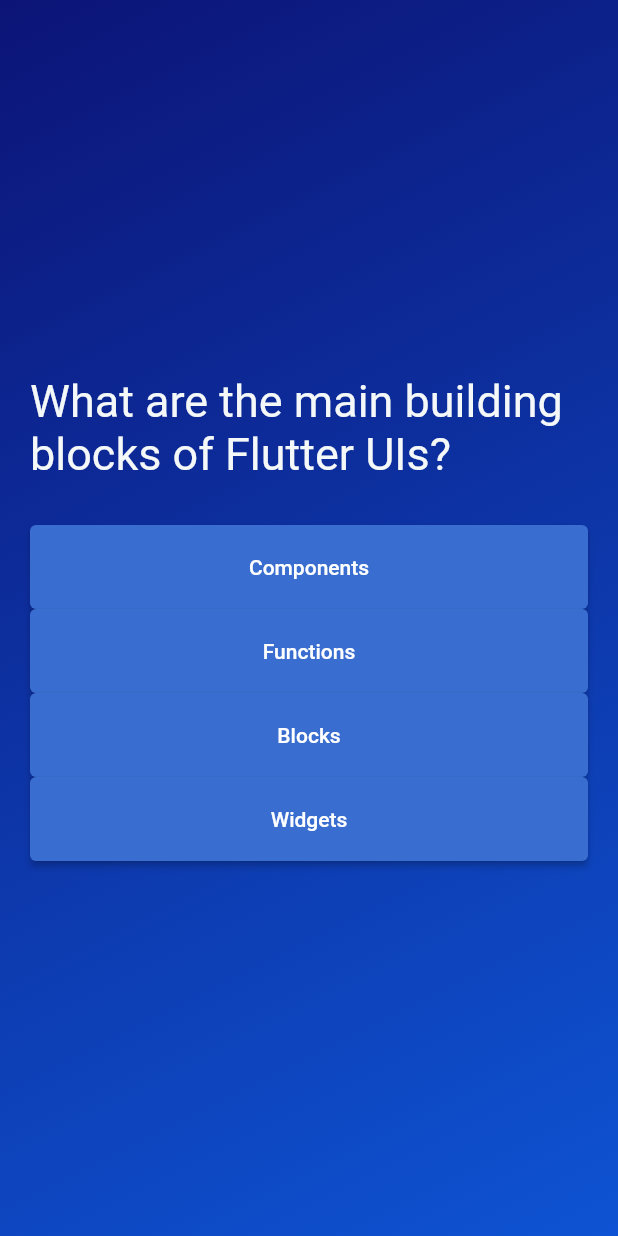
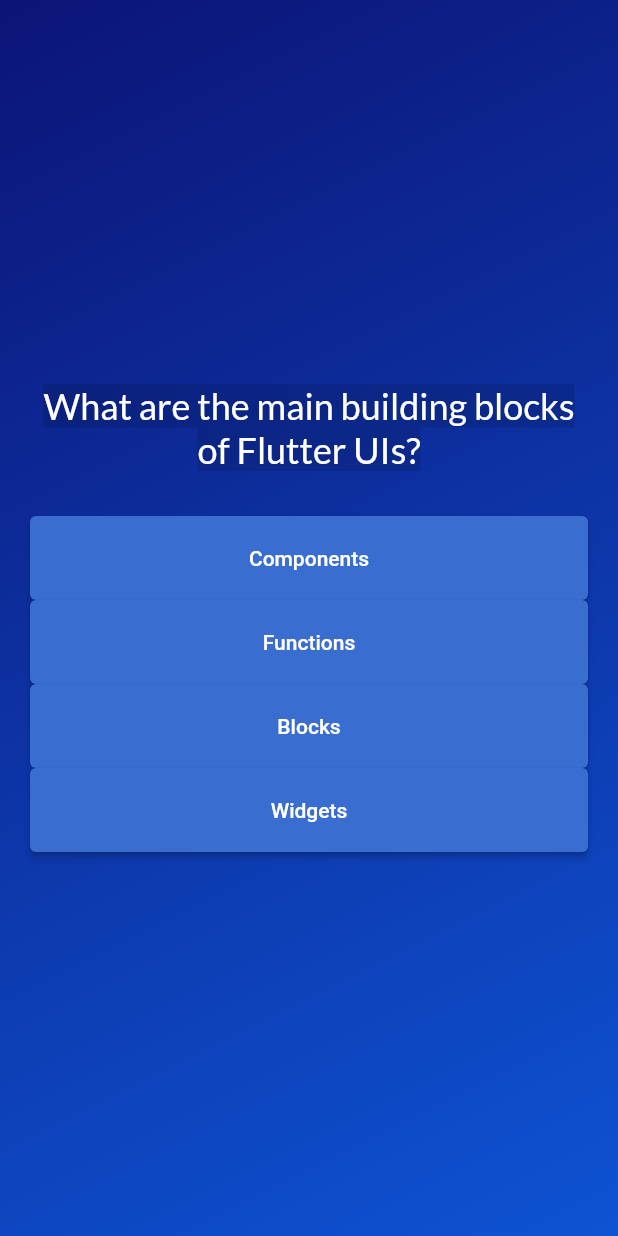
Before and after one commit to Vijay-Maramreddy/quiz_app, a Flutter app: the screen it shows after launch, after a tap on "Start Quiz", on a phone screen of 412 x 824 dp. Run offline on Flutter 3.47's test engine with Material 2 defaults, Android fonts, the phone set to English and light mode, and no system bars; our stand-ins replace google_fonts.

Commit message:
Adding shuffled answers

```diff
--- a/lib/answer_button.dart
+++ b/lib/answer_button.dart
@@ -14,7 +14,7 @@ class AnswerButton extends StatelessWidget{
           foregroundColor: Colors.white,
           fixedSize: const Size.fromWidth(400),
         ),
-        child: Text(answerText),
+        child: Text(answerText,textAlign: TextAlign.center,),
     );
   }
 }
--- a/lib/questions_screen.dart
+++ b/lib/questions_screen.dart
@@ -1,18 +1,29 @@
 import 'package:flutter/material.dart';
 import 'package:quiz_app/answer_button.dart';
 import 'package:quiz_app/data/questions.dart';
+import 'package:google_fonts/google_fonts.dart';
 
 class QuestionsScreen extends StatefulWidget{
-  const QuestionsScreen({super.key});
+  const QuestionsScreen({super.key,required this.onSelectAnswer,});
+  final void Function(String answer) onSelectAnswer;
   @override
   State<QuestionsScreen> createState(){
     return _QuestionsScreenState();
   }
 }
+
+
 class _QuestionsScreenState extends State<QuestionsScreen>{
+  var currentQuestionIndex=0;
+  void answerQuestion(String selectedAnswer ){
+    widget.onSelectAnswer(selectedAnswer);
+    setState(() {
+      currentQuestionIndex++;
+    });
+  }
   @override
   Widget build(context){
-    final currentQuestion=questions[0];
+    final currentQuestion=questions[currentQuestionIndex];
     return   SizedBox(
       width: double.infinity,
       child: Container(
@@ -22,14 +33,14 @@ class _QuestionsScreenState extends State<QuestionsScreen>{
           children: [
             Text(
               currentQuestion.text,
-              style: const TextStyle(
-                color: Color.fromARGB(255, 244, 248, 248),
-                fontSize: 30,
+              textAlign: TextAlign.center,
+              style: GoogleFonts.lato(
+                backgroundColor: Colors.black12,fontSize: 24,color: Colors.white
               ),
             ),
             const SizedBox(height: 30,),
             ...currentQuestion.getShuffledList().map((answer){
-              return  AnswerButton(answerText: answer,onTap:(){},);
+              return  AnswerButton(answerText: answer,onTap:(){answerQuestion(answer);},);
             })
           ],
         ),
--- a/lib/quiz.dart
+++ b/lib/quiz.dart
@@ -1,6 +1,7 @@
 import 'package:flutter/material.dart';
 import 'package:quiz_app/start_screem.dart';
 import 'package:quiz_app/questions_screen.dart';
+import 'package:quiz_app/data/questions.dart';
 class Quiz extends StatefulWidget{
   const Quiz({super.key});
   @override
@@ -10,6 +11,7 @@ class Quiz extends StatefulWidget{
 }
 
 class _QuizState extends State<Quiz>{
+  List<String> selectedAnswers=[];
   var activeScreen='Start-Screen';
 
   void switchScreen(){
@@ -17,12 +19,25 @@ class _QuizState extends State<Quiz>{
       activeScreen='Question-Screen';
     });
   }
+
+  void chooseAnswer(String answer)
+  {
+    selectedAnswers.add(answer);
+    if(selectedAnswers.length==questions.length)
+      {
+        setState(() {
+          selectedAnswers=[];
+          activeScreen='Start-Screen';
+        });
+      }
+  }
+
   @override
   Widget build(context){
     Widget ScreenWidget=StartScreen(switchScreen);
     if(activeScreen=='Question-Screen')
       {
-        ScreenWidget=const QuestionsScreen();
+        ScreenWidget= QuestionsScreen(onSelectAnswer:chooseAnswer);
       }
     return MaterialApp(
       home:Scaffold(
@@ -37,7 +52,7 @@ class _QuizState extends State<Quiz>{
               end: Alignment.bottomRight,
             ),
           ),
-          child: activeScreen=='Start-Screen'?StartScreen(switchScreen):const QuestionsScreen(),
+          child: ScreenWidget,
         ),
       ),
     );
--- a/pubspec.yaml
+++ b/pubspec.yaml
@@ -35,6 +35,7 @@ dependencies:
   # The following adds the Cupertino Icons font to your application.
   # Use with the CupertinoIcons class for iOS style icons.
   cupertino_icons: ^1.0.2
+  google_fonts: ^5.1.0
 
 dev_dependencies:
   flutter_test:
```
Also changed, not shown: lib/start_screem.dart (+21 -18 lines), lib/results_screen.dart (added), pubspec.lock, 1 other file.
